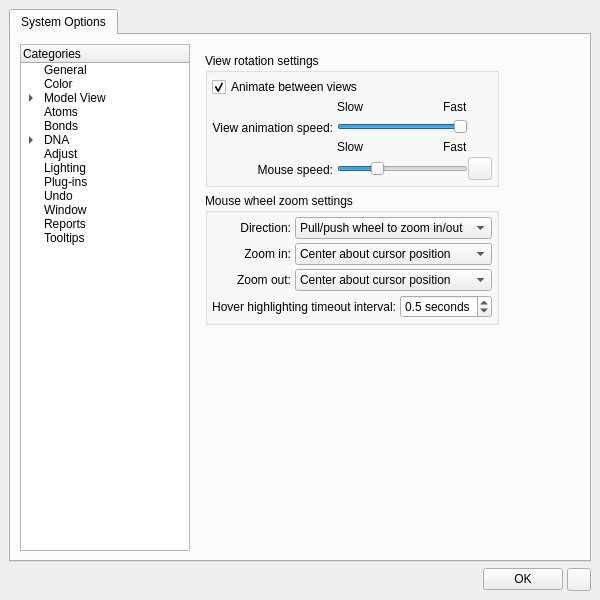
kanzure/nanoengineer, file cad/src/ne1_ui/prefs/PreferencesDialog.ui: the form before one commit.
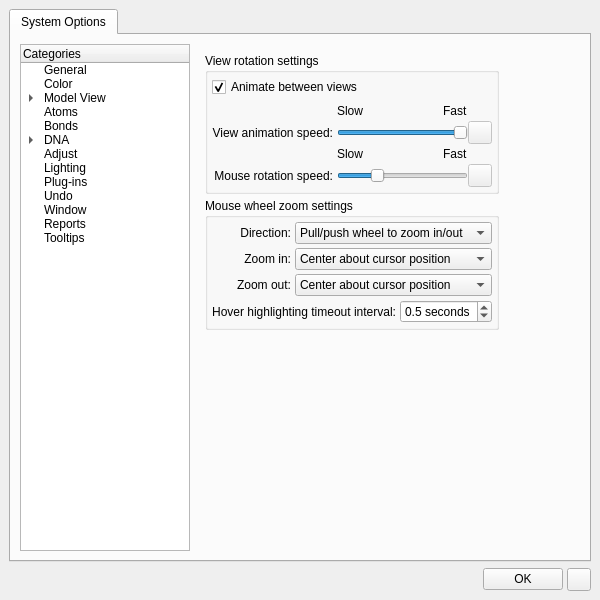
The form after the commit. The open tabs and pages were chosen to show the change. Icons and pictures are not drawn.

Commit message: Refinements to the "Color Scheme" PM and Preferences dialog, including improved What's This descriptions for some widgets.

Patch:
```diff
--- a/cad/src/ne1_ui/prefs/PreferencesDialog.ui
+++ b/cad/src/ne1_ui/prefs/PreferencesDialog.ui
@@ -689,13 +689,26 @@
            <property name="spacing" >
             <number>6</number>
            </property>
+           <item row="0" column="1" >
+            <spacer>
+             <property name="orientation" >
+              <enum>Qt::Horizontal</enum>
+             </property>
+             <property name="sizeHint" >
+              <size>
+               <width>231</width>
+               <height>20</height>
+              </size>
+             </property>
+            </spacer>
+           </item>
            <item row="0" column="0" >
             <layout class="QVBoxLayout" >
              <property name="margin" >
               <number>0</number>
              </property>
              <property name="spacing" >
-              <number>6</number>
+              <number>4</number>
              </property>
              <item>
               <widget class="QGroupBox" name="groupBox8" >
@@ -707,44 +720,8 @@
                  <number>4</number>
                 </property>
                 <property name="spacing" >
-                 <number>0</number>
+                 <number>4</number>
                 </property>
-                <item row="0" column="0" >
-                 <layout class="QHBoxLayout" >
-                  <property name="margin" >
-                   <number>0</number>
-                  </property>
-                  <property name="spacing" >
-                   <number>0</number>
-                  </property>
-                  <item>
-                   <widget class="QCheckBox" name="animate_views_checkbox" >
-                    <property name="toolTip" >
-                     <string>Enable/disable animation between current view and a new view</string>
-                    </property>
-                    <property name="text" >
-                     <string>Animate between views</string>
-                    </property>
-                    <property name="checked" >
-                     <bool>true</bool>
-                    </property>
-                   </widget>
-                  </item>
-                  <item>
-                   <spacer>
-                    <property name="orientation" >
-                     <enum>Qt::Horizontal</enum>
-                    </property>
-                    <property name="sizeHint" >
-                     <size>
-                      <width>40</width>
-                      <height>20</height>
-                     </size>
-                    </property>
-                   </spacer>
-                  </item>
-                 </layout>
-                </item>
                 <item row="1" column="0" >
                  <layout class="QHBoxLayout" >
                   <property name="margin" >
@@ -817,7 +794,7 @@
                     <item>
                      <widget class="QLabel" name="rotationSensitivity_txtlbl" >
                       <property name="text" >
-                       <string>Mouse speed:</string>
+                       <string>Mouse rotation speed:</string>
                       </property>
                       <property name="alignment" >
                        <set>Qt::AlignRight|Qt::AlignTrailing|Qt::AlignVCenter</set>
@@ -837,29 +814,6 @@
                     <property name="spacing" >
                      <number>0</number>
                     </property>
-                    <item row="2" column="3" >
-                     <spacer>
-                      <property name="orientation" >
-                       <enum>Qt::Horizontal</enum>
-                      </property>
-                      <property name="sizeType" >
-                       <enum>QSizePolicy::Expanding</enum>
-                      </property>
-                      <property name="sizeHint" >
-                       <size>
-                        <width>23</width>
-                        <height>16</height>
-                       </size>
-                      </property>
-                     </spacer>
-                    </item>
-                    <item row="0" column="0" >
-                     <widget class="QLabel" name="textLabel2_3" >
-                      <property name="text" >
-                       <string>Slow</string>
-                      </property>
-                     </widget>
-                    </item>
                     <item row="2" column="1" >
                      <spacer>
                       <property name="orientation" >
@@ -876,30 +830,39 @@
                       </property>
                      </spacer>
                     </item>
-                    <item row="2" column="0" >
-                     <widget class="QLabel" name="textLabel2_3_2" >
-                      <property name="text" >
-                       <string>Slow</string>
-                      </property>
-                     </widget>
-                    </item>
-                    <item row="0" column="1" >
-                     <spacer>
-                      <property name="orientation" >
-                       <enum>Qt::Horizontal</enum>
-                      </property>
-                      <property name="sizeType" >
-                       <enum>QSizePolicy::Expanding</enum>
-                      </property>
-                      <property name="sizeHint" >
-                       <size>
-                        <width>88</width>
-                        <height>20</height>
-                       </size>
-                      </property>
-                     </spacer>
-                    </item>
                     <item row="1" column="3" >
+                     <widget class="QToolButton" name="resetAnimationSpeed_btn" >
+                      <property name="enabled" >
+                       <bool>false</bool>
+                      </property>
+                      <property name="toolTip" >
+                       <string>Restore default value</string>
+                      </property>
+                      <property name="text" >
+                       <string/>
+                      </property>
+                      <property name="icon" >
+                       <iconset>../../../../../:icons/UserPrefsDialog_image0</iconset>
+                      </property>
+                     </widget>
+                    </item>
+                    <item row="2" column="3" >
+                     <spacer>
+                      <property name="orientation" >
+                       <enum>Qt::Horizontal</enum>
+                      </property>
+                      <property name="sizeType" >
+                       <enum>QSizePolicy::Expanding</enum>
+                      </property>
+                      <property name="sizeHint" >
+                       <size>
+                        <width>23</width>
+                        <height>16</height>
+                       </size>
+                      </property>
+                     </spacer>
+                    </item>
+                    <item row="0" column="3" >
                      <spacer>
                       <property name="orientation" >
                        <enum>Qt::Horizontal</enum>
@@ -915,6 +878,13 @@
                       </property>
                      </spacer>
                     </item>
+                    <item row="0" column="2" >
+                     <widget class="QLabel" name="textLabel3_4" >
+                      <property name="text" >
+                       <string>Fast</string>
+                      </property>
+                     </widget>
+                    </item>
                     <item row="3" column="0" colspan="3" >
                      <widget class="QSlider" name="mouseSpeedDuringRotation_slider" >
                       <property name="sizePolicy" >
@@ -945,22 +915,6 @@
                       </property>
                      </widget>
                     </item>
-                    <item row="0" column="3" >
-                     <spacer>
-                      <property name="orientation" >
-                       <enum>Qt::Horizontal</enum>
-                      </property>
-                      <property name="sizeType" >
-                       <enum>QSizePolicy::Expanding</enum>
-                      </property>
-                      <property name="sizeHint" >
-                       <size>
-                        <width>23</width>
-                        <height>20</height>
-                       </size>
-                      </property>
-                     </spacer>
-                    </item>
                     <item row="2" column="2" >
                      <widget class="QLabel" name="textLabel3_4_2" >
                       <property name="text" >
@@ -968,19 +922,26 @@
                       </property>
                      </widget>
                     </item>
-                    <item row="3" column="3" >
-                     <widget class="QToolButton" name="resetMouseSpeedDuringRotation_btn" >
-                      <property name="enabled" >
-                       <bool>false</bool>
+                    <item row="0" column="1" >
+                     <spacer>
+                      <property name="orientation" >
+                       <enum>Qt::Horizontal</enum>
                       </property>
-                      <property name="toolTip" >
-                       <string>Restore default value</string>
+                      <property name="sizeType" >
+                       <enum>QSizePolicy::Expanding</enum>
                       </property>
+                      <property name="sizeHint" >
+                       <size>
+                        <width>88</width>
+                        <height>20</height>
+                       </size>
+                      </property>
+                     </spacer>
+                    </item>
+                    <item row="2" column="0" >
+                     <widget class="QLabel" name="textLabel2_3_2" >
                       <property name="text" >
-                       <string/>
-                      </property>
-                      <property name="icon" >
-                       <iconset>../../../../../:icons/UserPrefsDialog_image0</iconset>
+                       <string>Slow</string>
                       </property>
                      </widget>
                     </item>
@@ -1014,10 +975,26 @@
                       </property>
                      </widget>
                     </item>
-                    <item row="0" column="2" >
-                     <widget class="QLabel" name="textLabel3_4" >
+                    <item row="3" column="3" >
+                     <widget class="QToolButton" name="resetMouseSpeedDuringRotation_btn" >
+                      <property name="enabled" >
+                       <bool>false</bool>
+                      </property>
+                      <property name="toolTip" >
+                       <string>Restore default value</string>
+                      </property>
                       <property name="text" >
-                       <string>Fast</string>
+                       <string/>
+                      </property>
+                      <property name="icon" >
+                       <iconset>../../../../../:icons/UserPrefsDialog_image0</iconset>
+                      </property>
+                     </widget>
+                    </item>
+                    <item row="0" column="0" >
+                     <widget class="QLabel" name="textLabel2_3" >
+                      <property name="text" >
+                       <string>Slow</string>
                       </property>
                      </widget>
                     </item>
@@ -1025,6 +1002,42 @@
                   </item>
                  </layout>
                 </item>
+                <item row="0" column="0" >
+                 <layout class="QHBoxLayout" >
+                  <property name="margin" >
+                   <number>0</number>
+                  </property>
+                  <property name="spacing" >
+                   <number>0</number>
+                  </property>
+                  <item>
+                   <widget class="QCheckBox" name="animate_views_checkbox" >
+                    <property name="toolTip" >
+                     <string>Enable/disable animation between current view and a new view</string>
+                    </property>
+                    <property name="text" >
+                     <string>Animate between views</string>
+                    </property>
+                    <property name="checked" >
+                     <bool>true</bool>
+                    </property>
+                   </widget>
+                  </item>
+                  <item>
+                   <spacer>
+                    <property name="orientation" >
+                     <enum>Qt::Horizontal</enum>
+                    </property>
+                    <property name="sizeHint" >
+                     <size>
+                      <width>40</width>
+                      <height>20</height>
+                     </size>
+                    </property>
+                   </spacer>
+                  </item>
+                 </layout>
+                </item>
                </layout>
               </widget>
              </item>
@@ -1202,19 +1215,6 @@
              </item>
             </layout>
            </item>
-           <item row="0" column="1" >
-            <spacer>
-             <property name="orientation" >
-              <enum>Qt::Horizontal</enum>
-             </property>
-             <property name="sizeHint" >
-              <size>
-               <width>231</width>
-               <height>20</height>
-              </size>
-             </property>
-            </spacer>
-           </item>
           </layout>
          </widget>
          <widget class="QWidget" name="Rulers" >
```
Left out of the diff: 2 changed lines with no effect on the pictures. The commit also changes 11 other files.
